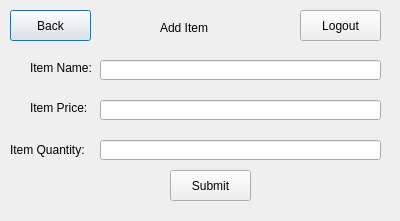
Before: the Qt Designer form addItem.ui in Tligtvoet/goat-bulk, drawn with Qt 5.
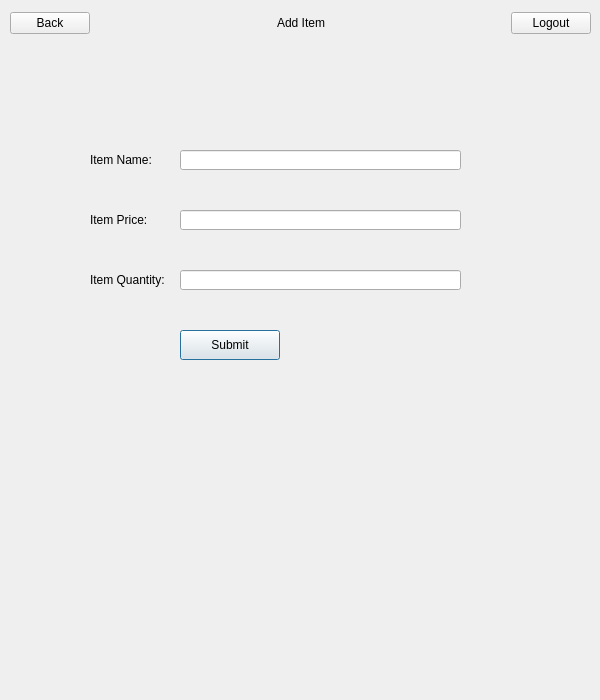
After: the same form once the commit is applied.

The edit to the form file:
```diff
--- a/addItem.ui
+++ b/addItem.ui
@@ -6,18 +6,30 @@
    <rect>
     <x>0</x>
     <y>0</y>
-    <width>400</width>
-    <height>221</height>
+    <width>600</width>
+    <height>700</height>
    </rect>
   </property>
+  <property name="minimumSize">
+   <size>
+    <width>600</width>
+    <height>700</height>
+   </size>
+  </property>
+  <property name="maximumSize">
+   <size>
+    <width>600</width>
+    <height>700</height>
+   </size>
+  </property>
   <property name="windowTitle">
    <string>Dialog</string>
   </property>
   <widget class="QLineEdit" name="lineEdit_iName">
    <property name="geometry">
     <rect>
-     <x>100</x>
-     <y>60</y>
+     <x>180</x>
+     <y>150</y>
      <width>281</width>
      <height>20</height>
     </rect>
@@ -26,10 +38,10 @@
   <widget class="QLabel" name="label">
    <property name="geometry">
     <rect>
-     <x>30</x>
-     <y>60</y>
-     <width>61</width>
-     <height>16</height>
+     <x>90</x>
+     <y>150</y>
+     <width>71</width>
+     <height>20</height>
     </rect>
    </property>
    <property name="text">
@@ -39,8 +51,8 @@
   <widget class="QLineEdit" name="lineEdit_iPrice">
    <property name="geometry">
     <rect>
-     <x>100</x>
-     <y>100</y>
+     <x>180</x>
+     <y>210</y>
      <width>281</width>
      <height>20</height>
     </rect>
@@ -49,10 +61,10 @@
   <widget class="QLabel" name="label_2">
    <property name="geometry">
     <rect>
-     <x>30</x>
-     <y>100</y>
-     <width>61</width>
-     <height>16</height>
+     <x>90</x>
+     <y>210</y>
+     <width>71</width>
+     <height>20</height>
     </rect>
    </property>
    <property name="text">
@@ -62,8 +74,8 @@
   <widget class="QLineEdit" name="lineEdit_iQuan">
    <property name="geometry">
     <rect>
-     <x>100</x>
-     <y>140</y>
+     <x>180</x>
+     <y>270</y>
      <width>281</width>
      <height>20</height>
     </rect>
@@ -72,8 +84,8 @@
   <widget class="QLabel" name="label_3">
    <property name="geometry">
     <rect>
-     <x>10</x>
-     <y>140</y>
+     <x>90</x>
+     <y>270</y>
      <width>81</width>
      <height>20</height>
     </rect>
@@ -82,57 +94,77 @@
     <string>Item Quantity:</string>
    </property>
   </widget>
-  <widget class="QPushButton" name="back_button">
-   <property name="geometry">
-    <rect>
-     <x>10</x>
-     <y>10</y>
-     <width>81</width>
-     <height>31</height>
-    </rect>
-   </property>
-   <property name="text">
-    <string>Back</string>
-   </property>
-  </widget>
   <widget class="QPushButton" name="submit_button">
    <property name="geometry">
     <rect>
-     <x>170</x>
-     <y>170</y>
-     <width>81</width>
-     <height>31</height>
+     <x>180</x>
+     <y>330</y>
+     <width>100</width>
+     <height>30</height>
     </rect>
    </property>
    <property name="text">
     <string>Submit</string>
    </property>
   </widget>
-  <widget class="QPushButton" name="logout_button">
+  <widget class="QWidget" name="">
    <property name="geometry">
     <rect>
-     <x>300</x>
+     <x>10</x>
      <y>10</y>
-     <width>81</width>
-     <height>31</height>
+     <width>581</width>
+     <height>26</height>
     </rect>
    </property>
-   <property name="text">
-    <string>Logout</string>
-   </property>
-  </widget>
-  <widget class="QLabel" name="label_4">
-   <property name="geometry">
-    <rect>
-     <x>160</x>
-     <y>20</y>
-     <width>81</width>
-     <height>16</height>
-    </rect>
-   </property>
-   <property name="text">
-    <string>Add Item</string>
-   </property>
+   <layout class="QHBoxLayout" name="horizontalLayout">
+    <item>
+     <widget class="QPushButton" name="back_button">
+      <property name="text">
+       <string>Back</string>
+      </property>
+     </widget>
+    </item>
+    <item>
+     <spacer name="horizontalSpacer">
+      <property name="orientation">
+       <enum>Qt::Horizontal</enum>
+      </property>
+      <property name="sizeHint" stdset="0">
+       <size>
+        <width>40</width>
+        <height>20</height>
+       </size>
+      </property>
+     </spacer>
+    </item>
+    <item>
+     <widget class="QLabel" name="label_4">
+      <property name="text">
+       <string>Add Item</string>
+      </property>
+     </widget>
+    </item>
+    <item>
+     <spacer name="horizontalSpacer_2">
+      <property name="orientation">
+       <enum>Qt::Horizontal</enum>
+      </property>
+      <property name="sizeHint" stdset="0">
+       <size>
+        <width>40</width>
+        <height>20</height>
+       </size>
+      </property>
+     </spacer>
+    </item>
+    <item>
+     <widget class="QPushButton" name="logout_button">
+      <property name="text">
+       <string>Logout</string>
+      </property>
+     </widget>
+    </item>
+   </layout>
   </widget>
  </widget>
  <resources/>
```
